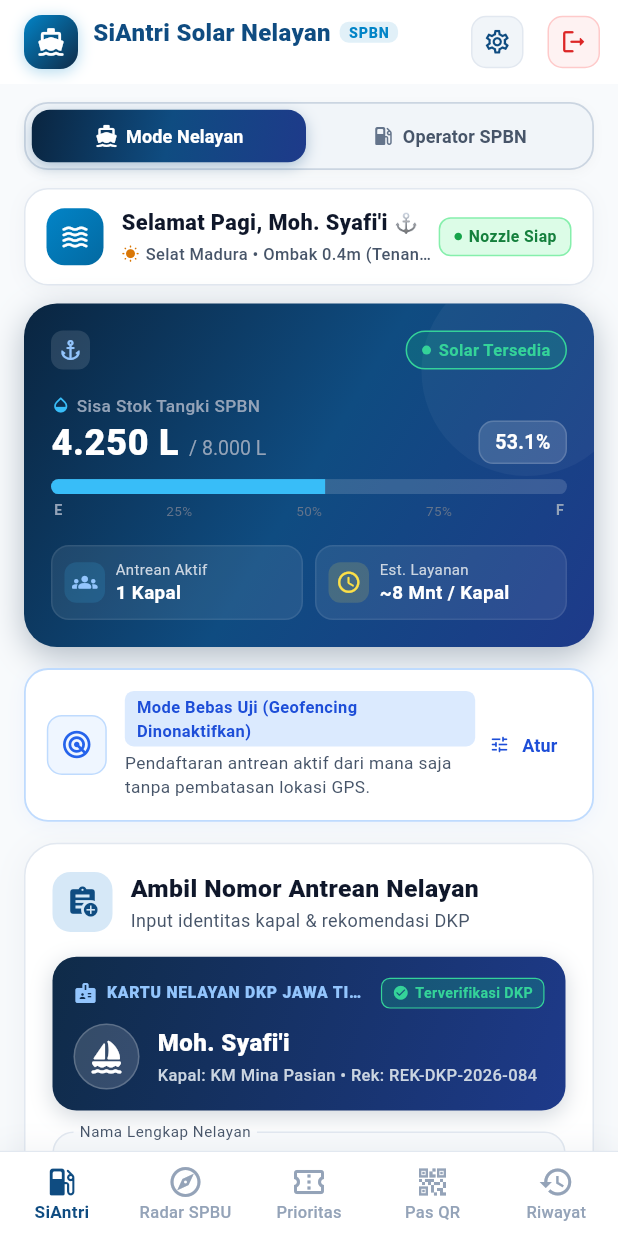
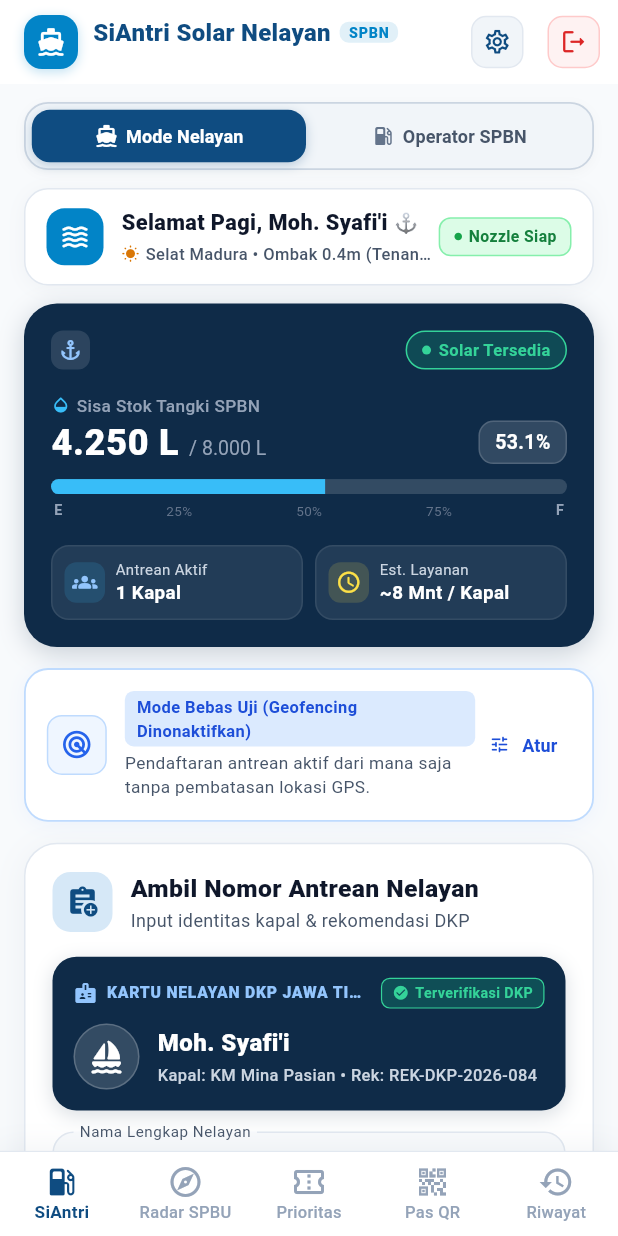
Before and after one commit to Ferdiansyah42/bbm-apps, a Flutter app: the RegisterScreen screen opened directly, after a tap on "Daftar & Masuk", after a tap on the "g mobiledata" icon, on a phone screen of 412 x 824 dp. Run offline on Flutter 3.47's test engine with Material 3 defaults, Android fonts, the phone set to English and light mode, and no system bars; drawn by our look-alikes of flutter_animate; our stand-ins replace dio, flutter_riverpod, flutter_secure_storage, geolocator, qr_flutter, shared_preferences; accounts and stored records are empty; network calls fail.

Commit message:
ganti warna gradasi jadi solid di login register dan beranda

```diff
--- a/lib/core/widgets/role_switcher_pill.dart
+++ b/lib/core/widgets/role_switcher_pill.dart
@@ -51,15 +51,14 @@ class RoleSwitcherPill extends ConsumerWidget {
                   vertical: isExpanded ? 9 : 5,
                 ),
                 decoration: BoxDecoration(
-                  gradient: !isOperator ? AppColors.gradientOcean : null,
-                  color: !isOperator ? null : Colors.transparent,
+                  color: !isOperator ? AppColors.primary : Colors.transparent,
                   borderRadius: BorderRadius.circular(12),
                   boxShadow: !isOperator
                       ? [
                           BoxShadow(
-                            color: AppColors.primary.withValues(alpha: 0.3),
-                            blurRadius: 8,
-                            offset: const Offset(0, 3),
+                            color: AppColors.primary.withValues(alpha: 0.25),
+                            blurRadius: 6,
+                            offset: const Offset(0, 2),
                           ),
                         ]
                       : null,
@@ -111,21 +110,14 @@ class RoleSwitcherPill extends ConsumerWidget {
                   vertical: isExpanded ? 9 : 5,
                 ),
                 decoration: BoxDecoration(
-                  gradient: isOperator
-                      ? const LinearGradient(
-                          colors: [Color(0xFFD97706), Color(0xFFB45309)],
-                          begin: Alignment.topLeft,
-                          end: Alignment.bottomRight,
-                        )
-                      : null,
-                  color: isOperator ? null : Colors.transparent,
+                  color: isOperator ? const Color(0xFFD97706) : Colors.transparent,
                   borderRadius: BorderRadius.circular(12),
                   boxShadow: isOperator
                       ? [
                           BoxShadow(
-                            color: const Color(0xFFD97706).withValues(alpha: 0.3),
-                            blurRadius: 8,
-                            offset: const Offset(0, 3),
+                            color: const Color(0xFFD97706).withValues(alpha: 0.25),
+                            blurRadius: 6,
+                            offset: const Offset(0, 2),
                           ),
                         ]
                       : null,
--- a/lib/features/auth/presentation/login_screen.dart
+++ b/lib/features/auth/presentation/login_screen.dart
@@ -81,19 +81,11 @@ class _LoginScreenState extends ConsumerState<LoginScreen> {
           crossAxisAlignment: CrossAxisAlignment.stretch,
           children: [
             // ==========================================
-            // BAGIAN ATAS: CURVED HEADER (DARK CYAN / TEAL GRADIENT)
+            // BAGIAN ATAS: CURVED HEADER (SOLID DEEP NAVY)
             // ==========================================
             Container(
               decoration: const BoxDecoration(
-                gradient: LinearGradient(
-                  colors: [
-                    Color(0xFF09203F),
-                    Color(0xFF0F3B57),
-                    Color(0xFF026D8E),
-                  ],
-                  begin: Alignment.topCenter,
-                  end: Alignment.bottomCenter,
-                ),
+                color: Color(0xFF0F2B48),
                 borderRadius: BorderRadius.only(
                   bottomLeft: Radius.circular(42),
                   bottomRight: Radius.circular(42),
@@ -384,24 +376,17 @@ class _LoginScreenState extends ConsumerState<LoginScreen> {
 
                     const SizedBox(height: 8),
 
-                    // 3. Tombol Utama Login (Pill Gradient Teal / Ocean)
+                    // 3. Tombol Utama Login (Pill Solid Navy)
                     Container(
                       height: 46,
                       decoration: BoxDecoration(
-                        gradient: const LinearGradient(
-                          colors: [
-                            Color(0xFF0F2B48),
-                            Color(0xFF0284C7),
-                          ],
-                          begin: Alignment.centerLeft,
-                          end: Alignment.centerRight,
-                        ),
+                        color: const Color(0xFF0F2B48),
                         borderRadius: BorderRadius.circular(28),
                         boxShadow: [
                           BoxShadow(
-                            color: const Color(0xFF0284C7).withValues(alpha: 0.3),
-                            blurRadius: 10,
-                            offset: const Offset(0, 4),
+                            color: const Color(0xFF0F2B48).withValues(alpha: 0.25),
+                            blurRadius: 8,
+                            offset: const Offset(0, 3),
                           ),
                         ],
                       ),
--- a/lib/features/auth/presentation/register_screen.dart
+++ b/lib/features/auth/presentation/register_screen.dart
@@ -336,18 +336,13 @@ class _RegisterScreenState extends ConsumerState<RegisterScreen> {
                     Container(
                       height: 50,
                       decoration: BoxDecoration(
-                        gradient: const LinearGradient(
-                          colors: [Color(0xFF0F2B48), Color(0xFF0284C7)],
-                          begin: Alignment.centerLeft,
-                          end: Alignment.centerRight,
-                        ),
+                        color: const Color(0xFF0F2B48),
                         borderRadius: BorderRadius.circular(30),
                         boxShadow: [
                           BoxShadow(
-                            color: const Color(0xFF0284C7)
-                                .withValues(alpha: 0.35),
-                            blurRadius: 14,
-                            offset: const Offset(0, 5),
+                            color: const Color(0xFF0F2B48).withValues(alpha: 0.25),
+                            blurRadius: 10,
+                            offset: const Offset(0, 4),
                           ),
                         ],
                       ),
@@ -434,15 +429,11 @@ class _RegisterScreenState extends ConsumerState<RegisterScreen> {
             ),
 
             // ==========================================
-            // BAGIAN BAWAH: CURVED FOOTER (BRIGHT TEAL / CYAN GRADIENT)
+            // BAGIAN BAWAH: CURVED FOOTER (SOLID OCEAN BLUE)
             // ==========================================
             Container(
               decoration: const BoxDecoration(
-                gradient: LinearGradient(
-                  colors: [Color(0xFF0284C7), Color(0xFF06B6D4)],
-                  begin: Alignment.topCenter,
-                  end: Alignment.bottomCenter,
-                ),
+                color: Color(0xFF0284C7),
                 borderRadius: BorderRadius.only(
                   topLeft: Radius.circular(52),
                   topRight: Radius.circular(52),
--- a/lib/features/operator/presentation/operator_panel_screen.dart
+++ b/lib/features/operator/presentation/operator_panel_screen.dart
@@ -590,11 +590,7 @@ class _OperatorPanelScreenState extends ConsumerState<OperatorPanelScreen> {
             Container(
               padding: const EdgeInsets.symmetric(horizontal: 16, vertical: 12),
               decoration: BoxDecoration(
-                gradient: const LinearGradient(
-                  colors: [Color(0xFF0D9488), Color(0xFF0F766E)],
-                  begin: Alignment.topLeft,
-                  end: Alignment.bottomRight,
-                ),
+                color: const Color(0xFF0F766E),
                 borderRadius: BorderRadius.circular(14),
               ),
               child: Row(
--- a/lib/features/siantri_solar/presentation/siantri_solar_screen.dart
+++ b/lib/features/siantri_solar/presentation/siantri_solar_screen.dart
@@ -154,12 +154,12 @@ class _SiAntriSolarScreenState extends ConsumerState<SiAntriSolarScreen> {
               Container(
                 padding: const EdgeInsets.symmetric(horizontal: 16, vertical: 8),
                 decoration: BoxDecoration(
-                  gradient: AppColors.gradientOcean,
+                  color: const Color(0xFF0F2B48),
                   borderRadius: BorderRadius.circular(20),
                   boxShadow: [
                     BoxShadow(
-                      color: AppColors.primary.withValues(alpha: 0.3),
-                      blurRadius: 10,
+                      color: const Color(0xFF0F2B48).withValues(alpha: 0.25),
+                      blurRadius: 8,
                       offset: const Offset(0, 3),
                     ),
                   ],
@@ -275,16 +275,12 @@ class _SiAntriSolarScreenState extends ConsumerState<SiAntriSolarScreen> {
             Container(
               padding: const EdgeInsets.all(8),
               decoration: BoxDecoration(
-                gradient: const LinearGradient(
-                  colors: [Color(0xFF0284C7), Color(0xFF0F2B48)],
-                  begin: Alignment.topLeft,
-                  end: Alignment.bottomRight,
-                ),
+                color: const Color(0xFF0284C7),
                 borderRadius: BorderRadius.circular(12),
                 boxShadow: [
                   BoxShadow(
-                    color: const Color(0xFF0284C7).withValues(alpha: 0.3),
-                    blurRadius: 8,
+                    color: const Color(0xFF0284C7).withValues(alpha: 0.25),
+                    blurRadius: 6,
                     offset: const Offset(0, 2),
                   ),
                 ],
@@ -528,11 +524,7 @@ class _SiAntriSolarScreenState extends ConsumerState<SiAntriSolarScreen> {
           Container(
             padding: const EdgeInsets.all(9),
             decoration: BoxDecoration(
-              gradient: const LinearGradient(
-                colors: [Color(0xFF0284C7), Color(0xFF0369A1)],
-                begin: Alignment.topLeft,
-                end: Alignment.bottomRight,
-              ),
+              color: const Color(0xFF0284C7),
               borderRadius: BorderRadius.circular(12),
             ),
             child: const Icon(Icons.waves_rounded, color: Colors.white, size: 20),
@@ -622,37 +614,21 @@ class _SiAntriSolarScreenState extends ConsumerState<SiAntriSolarScreen> {
 
     return Container(
       decoration: BoxDecoration(
-        gradient: AppColors.gradientOcean,
+        color: const Color(0xFF0F2B48),
         borderRadius: BorderRadius.circular(22),
         boxShadow: [
           BoxShadow(
-            color: const Color(0xFF0F2B48).withValues(alpha: 0.3),
-            blurRadius: 18,
-            offset: const Offset(0, 6),
+            color: const Color(0xFF0F2B48).withValues(alpha: 0.2),
+            blurRadius: 14,
+            offset: const Offset(0, 4),
           ),
         ],
       ),
-      child: Stack(
+      padding: const EdgeInsets.all(18),
+      child: Column(
+        crossAxisAlignment: CrossAxisAlignment.start,
         children: [
-          // Background Decorative Ocean Ring
-          Positioned(
-            right: -25,
-            top: -25,
-            child: Container(
-              width: 140,
-              height: 140,
-              decoration: BoxDecoration(
-                shape: BoxShape.circle,
-                color: Colors.white.withValues(alpha: 0.04),
-              ),
-            ),
-          ),
-          Padding(
-            padding: const EdgeInsets.all(18),
-            child: Column(
-              crossAxisAlignment: CrossAxisAlignment.start,
-              children: [
-                // Nama SPBN & Badge Ketersediaan
+          // Nama SPBN & Badge Ketersediaan
                 Row(
                   mainAxisAlignment: MainAxisAlignment.spaceBetween,
                   children: [
@@ -934,9 +910,6 @@ class _SiAntriSolarScreenState extends ConsumerState<SiAntriSolarScreen> {
                 ),
               ],
             ),
-          ),
-        ],
-      ),
     );
   }
 
@@ -1314,17 +1287,13 @@ class _SiAntriSolarScreenState extends ConsumerState<SiAntriSolarScreen> {
             // ==========================================
             Container(
               decoration: BoxDecoration(
-                gradient: const LinearGradient(
-                  colors: [Color(0xFF0F2B48), Color(0xFF1E3A8A)],
-                  begin: Alignment.topLeft,
-                  end: Alignment.bottomRight,
-                ),
+                color: const Color(0xFF0F2B48),
                 borderRadius: BorderRadius.circular(16),
                 boxShadow: [
                   BoxShadow(
-                    color: const Color(0xFF0F2B48).withValues(alpha: 0.18),
-                    blurRadius: 12,
-                    offset: const Offset(0, 4),
+                    color: const Color(0xFF0F2B48).withValues(alpha: 0.15),
+                    blurRadius: 10,
+                    offset: const Offset(0, 3),
                   ),
                 ],
               ),
```
